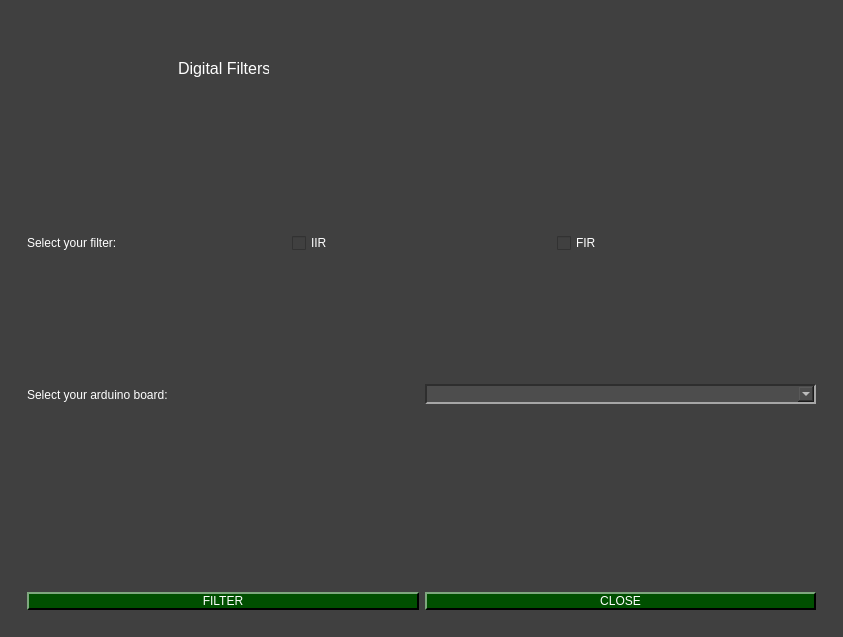
viniciusfs14/pydaq, file ui/main.ui: the form before one commit.
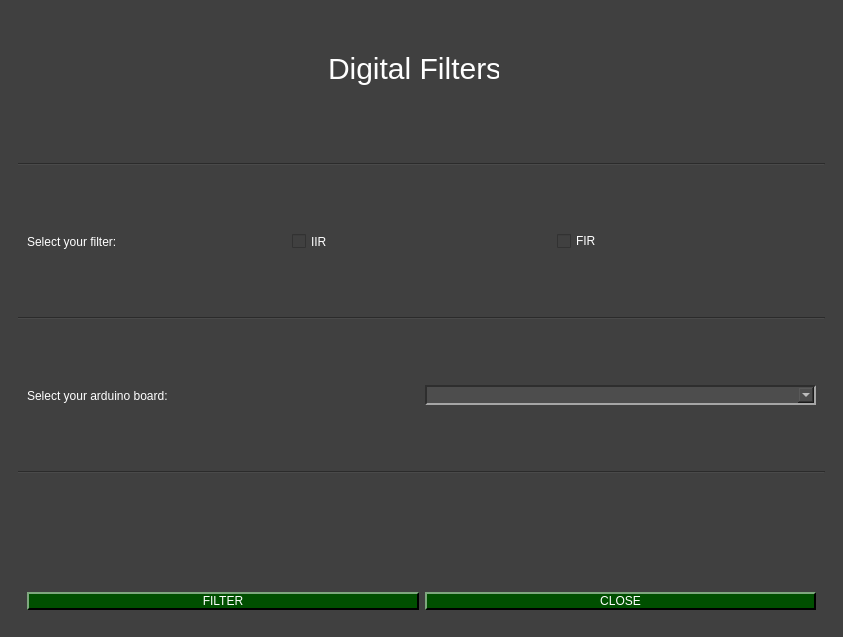
The form after the commit. Icons and pictures are not drawn.

Commit message: graphic window

The edit to the form file:
```diff
--- a/ui/main.ui
+++ b/ui/main.ui
@@ -267,6 +267,35 @@
     <item row="2" column="0">
      <widget class="QWidget" name="widget" native="true">
       <layout class="QGridLayout" name="gridLayout">
+       <item row="7" column="0" alignment="Qt::AlignBottom">
+        <widget class="QWidget" name="bottom" native="true">
+         <property name="enabled">
+          <bool>true</bool>
+         </property>
+         <property name="sizePolicy">
+          <sizepolicy hsizetype="Preferred" vsizetype="Preferred">
+           <horstretch>0</horstretch>
+           <verstretch>0</verstretch>
+          </sizepolicy>
+         </property>
+         <layout class="QHBoxLayout" name="horizontalLayout_3">
+          <item>
+           <widget class="QPushButton" name="filterButton">
+            <property name="text">
+             <string>FILTER</string>
+            </property>
+           </widget>
+          </item>
+          <item>
+           <widget class="QPushButton" name="closeButton">
+            <property name="text">
+             <string>CLOSE</string>
+            </property>
+           </widget>
+          </item>
+         </layout>
+        </widget>
+       </item>
        <item row="1" column="0">
         <widget class="QWidget" name="top" native="true">
          <property name="sizePolicy">
@@ -278,16 +307,16 @@
          <widget class="QLabel" name="title">
           <property name="geometry">
            <rect>
-            <x>160</x>
+            <x>310</x>
             <y>30</y>
-            <width>91</width>
+            <width>171</width>
             <height>41</height>
            </rect>
           </property>
           <property name="font">
            <font>
             <family>Helvetica</family>
-            <pointsize>12</pointsize>
+            <pointsize>-1</pointsize>
             <italic>false</italic>
             <bold>false</bold>
            </font>
@@ -295,6 +324,9 @@
           <property name="whatsThis">
            <string>&lt;html&gt;&lt;head/&gt;&lt;body&gt;&lt;p&gt;concordo&lt;/p&gt;&lt;p&gt;&lt;br/&gt;&lt;/p&gt;&lt;/body&gt;&lt;/html&gt;</string>
           </property>
+          <property name="styleSheet">
+           <string notr="true">font: 30px</string>
+          </property>
           <property name="text">
            <string>Digital Filters</string>
           </property>
@@ -323,20 +355,30 @@
          </widget>
         </widget>
        </item>
-       <item row="4" column="0" alignment="Qt::AlignBottom">
-        <widget class="QWidget" name="bottom" native="true">
-         <layout class="QHBoxLayout" name="horizontalLayout_3">
+       <item row="4" column="0">
+        <widget class="Line" name="line">
+         <property name="orientation">
+          <enum>Qt::Horizontal</enum>
+         </property>
+        </widget>
+       </item>
+       <item row="5" column="0">
+        <widget class="QWidget" name="widget_2" native="true">
+         <layout class="QHBoxLayout" name="horizontalLayout_2">
           <item>
-           <widget class="QPushButton" name="filterButton">
+           <widget class="QLabel" name="label_2">
             <property name="text">
-             <string>FILTER</string>
+             <string>Select your arduino board:</string>
             </property>
            </widget>
           </item>
           <item>
-           <widget class="QPushButton" name="closeButton">
-            <property name="text">
-             <string>CLOSE</string>
+           <widget class="QComboBox" name="comboBox">
+            <property name="toolTip">
+             <string>&lt;html&gt;&lt;head/&gt;&lt;body&gt;&lt;p&gt;Please, select your arduino board&lt;/p&gt;&lt;/body&gt;&lt;/html&gt;</string>
+            </property>
+            <property name="styleSheet">
+             <string notr="true"/>
             </property>
            </widget>
           </item>
@@ -344,6 +386,13 @@
         </widget>
        </item>
        <item row="2" column="0">
+        <widget class="Line" name="line_3">
+         <property name="orientation">
+          <enum>Qt::Horizontal</enum>
+         </property>
+        </widget>
+       </item>
+       <item row="3" column="0">
         <widget class="QWidget" name="mid" native="true">
          <layout class="QHBoxLayout" name="horizontalLayout">
           <item>
@@ -397,27 +446,11 @@
          </layout>
         </widget>
        </item>
-       <item row="3" column="0">
-        <widget class="QWidget" name="widget_2" native="true">
-         <layout class="QHBoxLayout" name="horizontalLayout_2">
-          <item>
-           <widget class="QLabel" name="label_2">
-            <property name="text">
-             <string>Select your arduino board:</string>
-            </property>
-           </widget>
-          </item>
-          <item>
-           <widget class="QComboBox" name="comboBox">
-            <property name="toolTip">
-             <string>&lt;html&gt;&lt;head/&gt;&lt;body&gt;&lt;p&gt;Please, select your arduino board&lt;/p&gt;&lt;/body&gt;&lt;/html&gt;</string>
-            </property>
-            <property name="styleSheet">
-             <string notr="true"/>
-            </property>
-           </widget>
-          </item>
-         </layout>
+       <item row="6" column="0">
+        <widget class="Line" name="line_2">
+         <property name="orientation">
+          <enum>Qt::Horizontal</enum>
+         </property>
         </widget>
        </item>
       </layout>
```
The commit also changes 2 other files.
